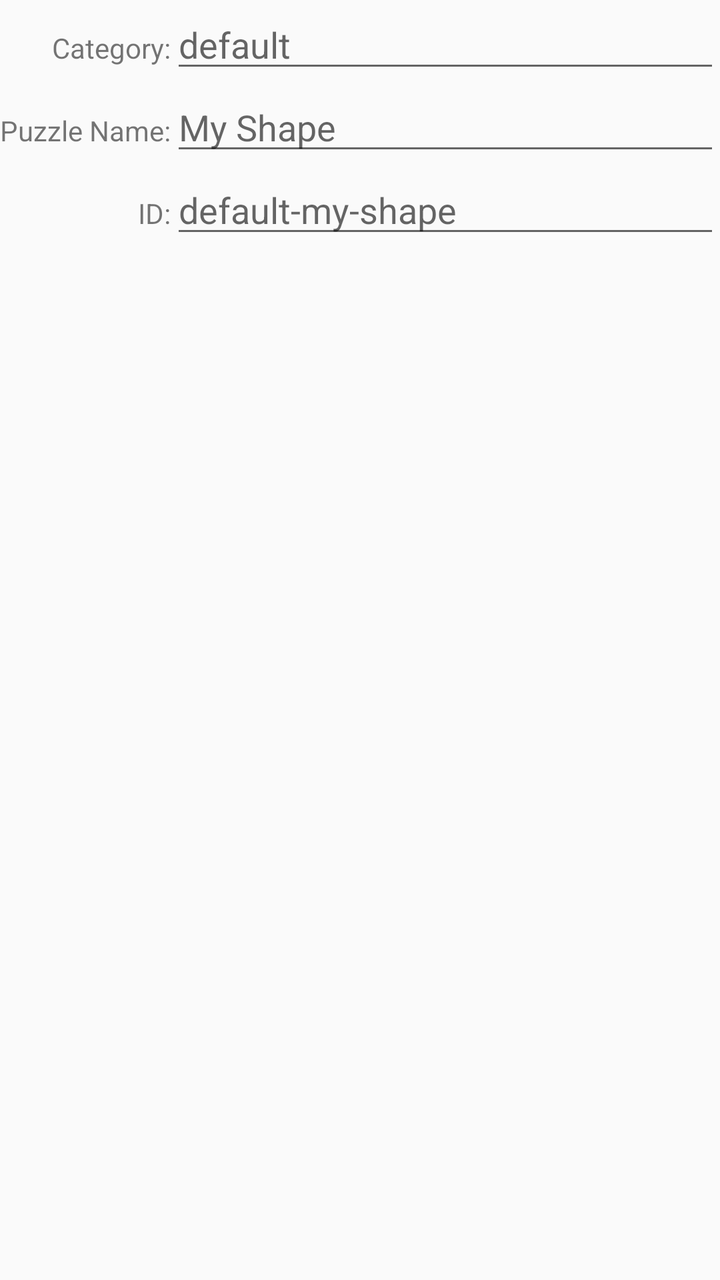
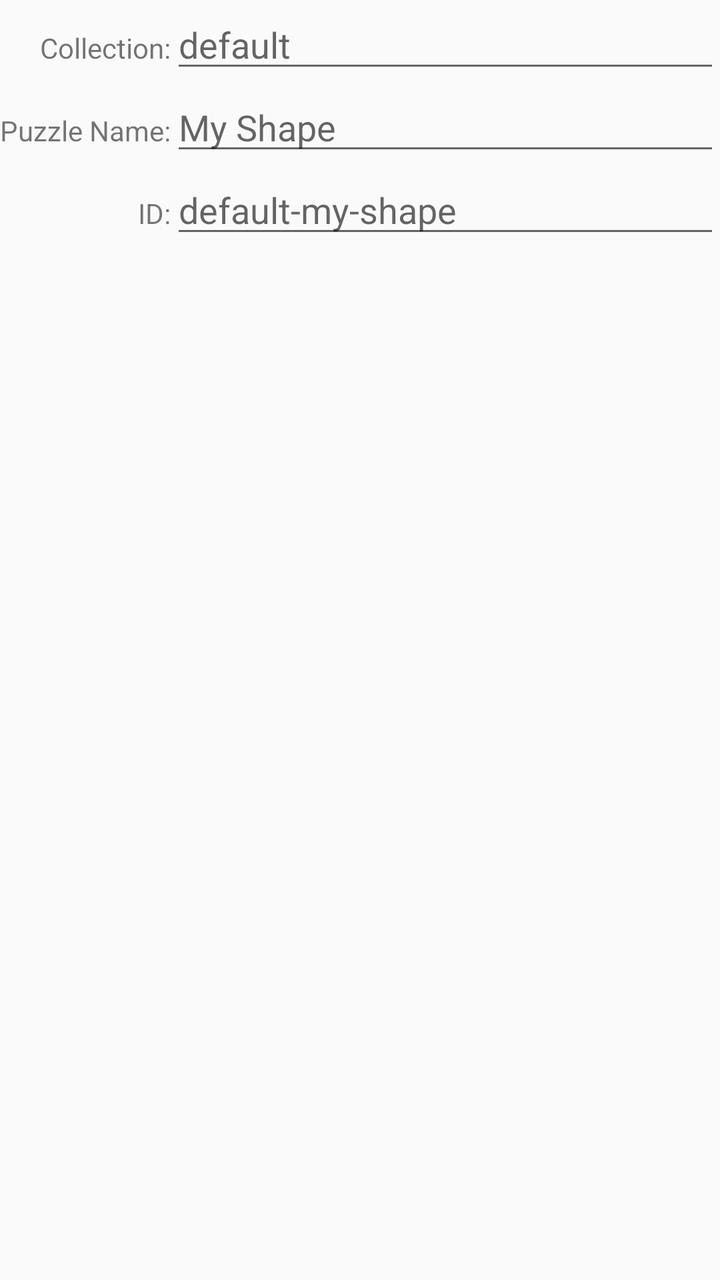

An Android layout rendered at two revisions. The XML below is the earlier revision; the diff shows what the commit changed to produce the second picture.
<!-- AndroidManifest.xml: application theme Theme.Tangram -->
<!-- res/layout/dialog_save_puzzle.xml -->
<?xml version="1.0" encoding="utf-8"?>
<LinearLayout xmlns:android="http://schemas.android.com/apk/res/android"
    android:layout_width="match_parent"
    android:layout_height="match_parent"
    android:orientation="vertical">

    <TableLayout
        android:layout_width="match_parent"
        android:layout_height="wrap_content">
        <TableRow
            android:layout_width="match_parent"
            android:layout_height="wrap_content">
            <TextView
                android:layout_width="wrap_content"
                android:layout_height="wrap_content"
                android:gravity="center_vertical|end"
                android:text="@string/SaveDialogCategory" />
            <EditText android:id="@+id/SaveDialogCategory"
                android:layout_width="match_parent"
                android:layout_height="wrap_content"
                android:layout_weight="1"
                android:hint="@string/SaveDialogCategoryHint"
                android:inputType="textAutoComplete|textAutoCorrect"
                android:autofillHints="none" />
        </TableRow>
        <TableRow
            android:layout_width="match_parent"
            android:layout_height="wrap_content">
            <TextView
                android:layout_width="wrap_content"
                android:layout_height="wrap_content"
                android:gravity="center_vertical|end"
                android:text="@string/SaveDialogName" />
            <EditText android:id="@+id/SaveDialogName"
                android:layout_width="match_parent"
                android:layout_height="wrap_content"
                android:layout_weight="1"
                android:hint="@string/SaveDialogNameHint"
                android:inputType="textAutoComplete|textAutoCorrect|textCapWords"
                android:autofillHints="name" />
            
        </TableRow>
        <TableRow
            android:layout_width="match_parent"
            android:layout_height="wrap_content">
            <TextView
                android:layout_width="wrap_content"
                android:layout_height="wrap_content"
                android:gravity="center_vertical|end"
                android:text="@string/SaveDialogID" />
            <EditText android:id="@+id/SaveDialogID"
                android:layout_width="match_parent"
                android:layout_height="wrap_content"
                android:layout_weight="1"
                android:hint="@string/SaveDialogIDHint"
                android:inputType="textNoSuggestions"
                android:autofillHints="none" />
        </TableRow>
    </TableLayout>
</LinearLayout>
<!-- resources referenced by this layout -->
<resources>
  <string name="SaveDialogCategory">Category: </string>
  <string name="SaveDialogCategoryHint">default</string>
  <string name="SaveDialogID">ID: </string>
  <string name="SaveDialogIDHint">default-my-shape</string>
  <string name="SaveDialogName">Puzzle Name: </string>
  <string name="SaveDialogNameHint">My Shape</string>
  <style name="Theme.Tangram" parent="Theme.AppCompat.DayNight.NoActionBar">
          
          <item name="android:windowLayoutInDisplayCutoutMode" tools:ignore="UnusedAttribute" tools:targetApi="27">shortEdges</item>
  
          
          <item name="tangramOutlineWidth">1</item>
          <item name="tableOutlineWidth">1dp</item>
          <item name="tangramOutlineColor">@color/foreground</item>
          <item name="tangramSmallTriangleColor">@color/crimson</item>
          <item name="tangramSmallSquareColor">@color/gold</item>
          <item name="tangramParallelogramColor">@color/dark_orange</item>
          <item name="tangramMediumTriangleColor">@color/forest_green</item>
          <item name="tangramLargeTriangleColor">@color/dodger_blue</item>
      </style>
  <color name="foreground">@color/black</color>
  <color name="crimson">#FFDC143C</color>
  <color name="gold">#FFFFD700</color>
  <color name="dark_orange">#FFFF8C00</color>
  <color name="forest_green">#FF228B22</color>
  <color name="dodger_blue">#FF1E90FF</color>
  <color name="black">#FF000000</color>
</resources>

<!-- the commit's change to res/layout/dialog_save_puzzle.xml (unified diff, before → after) -->
@@ -14,12 +14,12 @@
                 android:layout_width="wrap_content"
                 android:layout_height="wrap_content"
                 android:gravity="center_vertical|end"
-                android:text="@string/SaveDialogCategory" />
+                android:text="@string/SaveDialogCollection" />
             <EditText android:id="@+id/SaveDialogCategory"
                 android:layout_width="match_parent"
                 android:layout_height="wrap_content"
                 android:layout_weight="1"
-                android:hint="@string/SaveDialogCategoryHint"
+                android:hint="@string/SaveDialogCollectionHint"
                 android:inputType="textAutoComplete|textAutoCorrect"
                 android:autofillHints="none" />
         </TableRow>
<!-- resource entries referenced after the edit -->
@@ -1,7 +1,7 @@
 <!-- resources referenced by this layout -->
 <resources>
-  <string name="SaveDialogCategory">Category: </string>
-  <string name="SaveDialogCategoryHint">default</string>
+  <string name="SaveDialogCollection">Collection: </string>
+  <string name="SaveDialogCollectionHint">default</string>
   <string name="SaveDialogID">ID: </string>
   <string name="SaveDialogIDHint">default-my-shape</string>
   <string name="SaveDialogName">Puzzle Name: </string>
